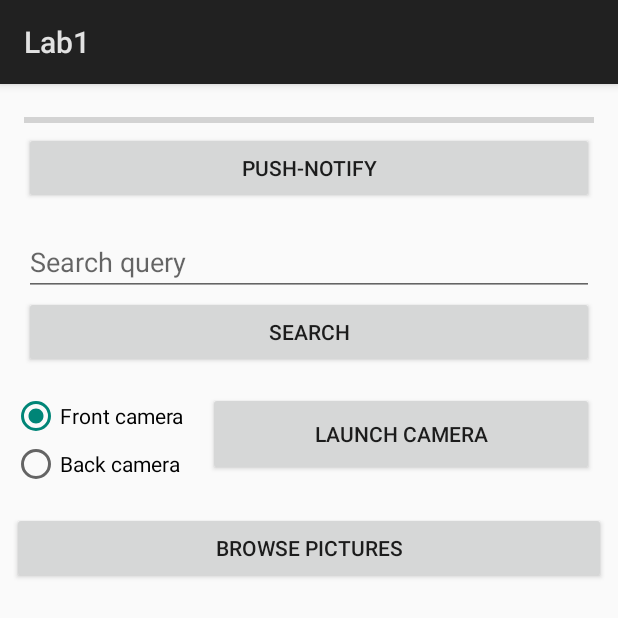
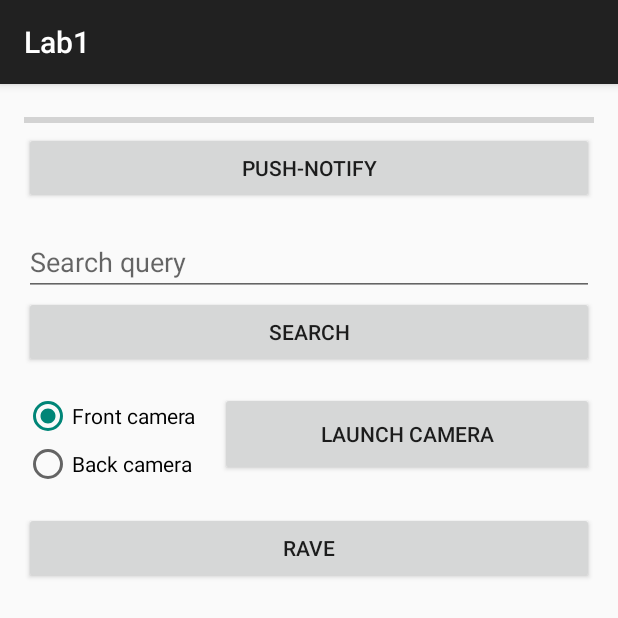
Before and after one commit to amalykhin/android-labs, an Android app: the screen it shows after launch (MainActivity), on a phone screen of 412 x 824 dp, the top half of it. Run offline under Robolectric (Android 15) with nearby library versions, the phone set to English and light mode, and no system bars.

Commit message:
Implemented camera functionality, custom button & some cleanup.

```diff
--- a/Lab1/app/build.gradle
+++ b/Lab1/app/build.gradle
@@ -24,9 +24,11 @@ android {
 
 dependencies {
     implementation fileTree(dir: 'libs', include: ['*.jar'])
-    implementation"org.jetbrains.kotlin:kotlin-stdlib-jdk7:$kotlin_version"
+    implementation "org.jetbrains.kotlin:kotlin-stdlib-jdk7:$kotlin_version"
     implementation 'com.android.support.constraint:constraint-layout:1.1.3'
     implementation "com.android.support:support-compat:27.1.1"
+    implementation 'com.android.support:appcompat-v7:27.1.1'
+    implementation 'com.android.support:design:27.1.1'
     testImplementation 'junit:junit:4.12'
     androidTestImplementation 'com.android.support.test:runner:1.0.2'
     androidTestImplementation 'com.android.support.test.espresso:espresso-core:3.0.2'
--- a/Lab1/app/src/main/java/com/example/tigr/lab1/MainActivity.kt
+++ b/Lab1/app/src/main/java/com/example/tigr/lab1/MainActivity.kt
@@ -1,82 +1,185 @@
 package com.example.tigr.lab1
 
-import android.app.Activity
+import android.Manifest
 import android.app.Notification
 import android.app.NotificationChannel
 import android.app.NotificationManager
 import android.content.Context
 import android.content.Intent
+import android.content.pm.PackageManager
+import android.media.RingtoneManager
 import android.net.Uri
-import android.os.Build
-import android.os.Bundle
-import android.os.CountDownTimer
-import android.os.Handler
-import android.os.Looper
+import android.os.*
+import android.provider.MediaStore
 import android.support.v4.app.NotificationCompat
 import android.support.v4.app.NotificationManagerCompat
+import android.support.v4.content.ContextCompat
+import android.support.v4.content.FileProvider
+import android.support.v7.app.AppCompatActivity
 import android.view.View
-import android.widget.Button
-import android.widget.EditText
-import android.widget.ProgressBar
+import android.widget.*
+import java.io.File
+import kotlinx.android.synthetic.main.activity_main.*
+import kotlin.math.ceil
 
-class MainActivity : Activity() {
-    private var notificationManager: NotificationManagerCompat?= null
-    private var notification: Notification? = null
+class MainActivity : AppCompatActivity() {
+    private companion object {
+        const val REQUEST_IMAGE_CAPTURE = 1
+    }
+
+    private object PermissionRequest {
+        const val CAMERA = 0
+    }
+
+    private lateinit var notificationManager: NotificationManagerCompat
+    private lateinit var notification: Notification
+    private var photoPath: String = ""
 
     override fun onCreate(savedInstanceState: Bundle?) {
         super.onCreate(savedInstanceState)
         setContentView(R.layout.activity_main)
 
-		var nChannelId = ""
+		val nChannelId = resources.getString(R.string.notif_channel_id)
+
 		if (Build.VERSION.SDK_INT >= Build.VERSION_CODES.O) {
-			val notificationChannel = NotificationChannel("com.example.tigr.lab1",
-				"Lab1", NotificationManager.IMPORTANCE_DEFAULT)
-			notificationChannel.setDescription("Notification channel for Lab1 application")
-			val notificationManager = getSystemService(Context.NOTIFICATION_SERVICE) as NotificationManager
+			val notificationChannel = NotificationChannel(nChannelId,
+				resources.getString(R.string.notif_channel_name),
+				NotificationManager.IMPORTANCE_HIGH
+			).apply {
+				description = """Notification channel
+                                | for Lab1 application""".trimMargin()
+			}
+			val notificationManager =
+				getSystemService(Context.NOTIFICATION_SERVICE) as NotificationManager
 			notificationManager.createNotificationChannel(notificationChannel)
-			nChannelId = notificationChannel.id
 		}
+
 		notificationManager = NotificationManagerCompat.from(this)
-        notification = NotificationCompat.Builder(this, nChannelId).apply{
+        notification = NotificationCompat.Builder(this, nChannelId).apply {
             setContentTitle("Test notification")
             setContentText("This is a test notification!")
             setSmallIcon(android.R.drawable.ic_notification_clear_all)
-            priority = NotificationCompat.PRIORITY_DEFAULT
+			setVibrate(longArrayOf(0, 500, 0, 0))
+			setSound(RingtoneManager.getDefaultUri(RingtoneManager.TYPE_NOTIFICATION))
+            priority = NotificationCompat.PRIORITY_MAX
         }.build()
-        //notification = builder.build()
-		//notificationManager.createNotificationChannel()
 
-		findViewById<Button>(R.id.btn_search).setOnClickListener({
-			val query = findViewById<EditText>(R.id.et_search).text.toString()
-			val address = "http://google.com/search?q=$query"
-			val intent = Intent("android.intent.action.VIEW", Uri.parse(address))
-			if (intent.resolveActivity(getPackageManager()) != null)
+		button_search.setOnClickListener {
+			val query = edit_search.text.toString()
+			val intent = Intent(Intent.ACTION_VIEW,
+				Uri.parse("http://google.com/search?q=$query")
+			)
+			if (intent.resolveActivity(packageManager) != null)
 				startActivity(intent)
-		})
+		}
+        button_surprise.setOnClickListener {
+            video_rave.setVideoURI(Uri.parse("android.resource://$packageName/raw/rave"))
+            if (video_rave.visibility != View.VISIBLE) {
+                with (video_rave) {
+                    button_surprise.text = "Stop"
+                    seekTo(76000)
+                    visibility = View.VISIBLE
+                    start()
+                }
+            } else {
+                with (video_rave) {
+                    button_surprise.text = "Rave"
+                    stopPlayback()
+                    visibility = View.GONE
+                }
+            }
+        }
+		button_camera_shoot.setOnClickListener {
+            if (ContextCompat.checkSelfPermission(
+                    this,
+                    Manifest.permission.CAMERA
+                ) != PackageManager.PERMISSION_GRANTED
+            ) {
+                requestPermissions(
+                        arrayOf(Manifest.permission.CAMERA),
+                        PermissionRequest.CAMERA
+                )
+                return@setOnClickListener
+            }
+
+            val checkedId = radio_camera_type.checkedRadioButtonId
+            val intent    = Intent(MediaStore.ACTION_IMAGE_CAPTURE)
+            val photoUri = File(getExternalFilesDir(Environment.DIRECTORY_PICTURES), "temp").let {
+                it.createNewFile()
+                photoPath = it.absolutePath
+                FileProvider.getUriForFile(
+                        this,
+                        "com.example.android.fileprovider",
+                        it
+                )
+            }
+            if (intent.resolveActivity(packageManager) == null)
+                return@setOnClickListener
+            intent.apply {
+                putExtra(
+                    "android.intent.extras.CAMERA_FACING",
+                    if (checkedId == R.id.radio_camera_facing) 1 else 0
+                )
+                putExtra(MediaStore.EXTRA_OUTPUT, photoUri)
+
+                startActivityForResult(intent, REQUEST_IMAGE_CAPTURE)
+            }
+		}
     }
 
-    @Suppress("UNUSED_PARAMETER")
-    fun onNotificationClick(v : View) {
-        val button = v as Button
-        val progressBar = findViewById<ProgressBar>(R.id.progressBar)
+    override fun onActivityResult(requestCode: Int, resultCode: Int, data: Intent?) {
+        super.onActivityResult(requestCode, resultCode, data)
 
-        button.text = "10"
-        object :CountDownTimer(10000, 16) {
+        if (resultCode  != RESULT_OK) {
+            Toast.makeText(
+                    this,
+                    "Camera activity failed",
+                    Toast.LENGTH_SHORT
+            ).show()
+            return
+        }
+
+        val intent = Intent(this, PhotoActivity::class.java).apply {
+            putExtra("path", photoPath)
+        }
+
+        startActivity(intent)
+    }
+
+    override fun onRequestPermissionsResult(
+        requestCode: Int,
+        permissions: Array<String>, grantResults: IntArray
+    ) {
+        when (requestCode) {
+            PermissionRequest.CAMERA ->
+                if (grantResults.isNotEmpty() && grantResults[0] == PackageManager.PERMISSION_GRANTED)
+                    button_camera_shoot.performClick()
+        }
+    }
+
+    fun onNotificationClick(v: View) {
+        val button 		= v as Button
+
+        object : CountDownTimer(10000, 16) {
             override fun onTick(left: Long) {
-                button.text = "${left/1000}"
-                progressBar.progress += 17
+                button.text 		 = "${ceil(left / 1000f).toInt()}"
+                progress_notification.progress = 10000 - left.toInt()
             }
 
             override fun onFinish() {
-                button.text = getString(R.string.notif)
-                progressBar.progress = 0
+                button.text 		 = getString(R.string.action_notify)
+                progress_notification.progress = 0
             }
         }.start()
 
-        with(Handler()) {
-            post({ button.isEnabled = false })
-            postDelayed({ notificationManager?.run { notify(0, notification!!) } }, 10000)
-            postDelayed({ button.isEnabled = true }, 10000)
-        }
+		button.isEnabled = false
+		if (this::notificationManager.isInitialized &&
+			this::notification.isInitialized
+		) {
+			Handler().postDelayed({
+				notificationManager.notify(0, notification)
+				button.isEnabled = true
+			}, 10000)
+		}
     }
 }
--- a/Lab1/app/src/main/res/layout/activity_main.xml
+++ b/Lab1/app/src/main/res/layout/activity_main.xml
@@ -1,15 +1,21 @@
 <?xml version="1.0" encoding="utf-8"?>
-<android.support.constraint.ConstraintLayout xmlns:android="http://schemas.android.com/apk/res/android"
+<ScrollView xmlns:android="http://schemas.android.com/apk/res/android"
     xmlns:app="http://schemas.android.com/apk/res-auto"
     xmlns:tools="http://schemas.android.com/tools"
-    android:id="@+id/linearLayout"
+    android:id="@+id/scroll_view"
     android:layout_width="match_parent"
     android:layout_height="match_parent"
+    android:fillViewport="true">
+
+
+    <android.support.constraint.ConstraintLayout
+        android:layout_width="match_parent"
+        android:layout_height="wrap_content"
         android:focusableInTouchMode="true"
         tools:context=".MainActivity">
 
         <ProgressBar
-        android:id="@+id/progressBar"
+            android:id="@+id/progress_notification"
             style="?android:attr/progressBarStyleHorizontal"
             android:layout_width="0dp"
             android:layout_height="wrap_content"
@@ -23,20 +29,20 @@
             app:layout_constraintTop_toTopOf="parent" />
 
         <Button
-        android:id="@+id/btn_notification"
+            android:id="@+id/button_notification"
             android:layout_width="0dp"
             android:layout_height="wrap_content"
             android:layout_marginEnd="16dp"
             android:layout_marginStart="16dp"
             android:onClick="onNotificationClick"
-        android:text="@string/notif"
-        app:layout_constraintBottom_toTopOf="@+id/et_search"
+            android:text="@string/action_notify"
+            app:layout_constraintBottom_toTopOf="@+id/edit_search"
             app:layout_constraintEnd_toEndOf="parent"
             app:layout_constraintStart_toStartOf="parent"
-        app:layout_constraintTop_toBottomOf="@+id/progressBar" />
+            app:layout_constraintTop_toBottomOf="@+id/progress_notification" />
 
         <EditText
-        android:id="@+id/et_search"
+            android:id="@+id/edit_search"
             android:layout_width="0dp"
             android:layout_height="wrap_content"
             android:layout_marginEnd="16dp"
@@ -45,77 +51,92 @@
             android:hint="Search query"
             android:inputType="text"
             android:selectAllOnFocus="false"
-        app:layout_constraintBottom_toTopOf="@+id/btn_search"
+            app:layout_constraintBottom_toTopOf="@+id/button_search"
             app:layout_constraintEnd_toEndOf="parent"
             app:layout_constraintStart_toStartOf="parent"
-        app:layout_constraintTop_toBottomOf="@+id/btn_notification" />
+            app:layout_constraintTop_toBottomOf="@+id/button_notification" />
 
         <Button
-        android:id="@+id/btn_search"
+            android:id="@+id/button_search"
             android:layout_width="0dp"
             android:layout_height="wrap_content"
             android:layout_marginEnd="16dp"
             android:layout_marginStart="16dp"
-        android:text="@string/search"
+            android:text="@string/action_search"
             app:layout_constraintEnd_toEndOf="parent"
             app:layout_constraintStart_toStartOf="parent"
-        app:layout_constraintTop_toBottomOf="@+id/et_search" />
+            app:layout_constraintTop_toBottomOf="@+id/edit_search" />
 
 
         <RadioGroup
-        android:id="@+id/radioGroup"
+            android:id="@+id/radio_camera_type"
             android:layout_width="0dp"
             android:layout_height="wrap_content"
-        android:layout_marginStart="8dp"
+            android:layout_marginStart="16dp"
             android:layout_marginTop="16dp"
             app:layout_constraintStart_toStartOf="parent"
-		app:layout_constraintTop_toBottomOf="@+id/btn_search">
+            app:layout_constraintTop_toBottomOf="@+id/button_search">
 
             <RadioButton
-            android:id="@+id/radioButton"
+                android:id="@+id/radio_camera_facing"
                 android:layout_width="wrap_content"
                 android:layout_height="wrap_content"
                 android:layout_weight="1"
                 android:checked="true"
-            android:text="@string/fcam"
+                android:text="@string/camera_front"
                 tools:layout_editor_absoluteX="0dp"
                 tools:layout_editor_absoluteY="219dp" />
 
             <RadioButton
-            android:id="@+id/radioButton2"
+                android:id="@+id/radio_camera_back"
                 android:layout_width="wrap_content"
                 android:layout_height="wrap_content"
                 android:layout_weight="1"
-            android:text="@string/bcam"
+                android:text="@string/camera_back"
                 tools:layout_editor_absoluteY="369dp" />
         </RadioGroup>
 
         <Button
-        android:id="@+id/button3"
+            android:id="@+id/button_camera_shoot"
             android:layout_width="0dp"
             android:layout_height="0dp"
             android:layout_marginBottom="8dp"
             android:layout_marginEnd="16dp"
             android:layout_marginStart="16dp"
-        android:text="@string/camera"
-        app:layout_constraintBottom_toBottomOf="@+id/radioGroup"
+            android:text="@string/action_shoot"
+            app:layout_constraintBottom_toBottomOf="@+id/radio_camera_type"
             app:layout_constraintEnd_toEndOf="parent"
             app:layout_constraintHorizontal_bias="0.0"
-        app:layout_constraintStart_toEndOf="@+id/radioGroup"
-        app:layout_constraintTop_toTopOf="@+id/radioGroup"
+            app:layout_constraintStart_toEndOf="@+id/radio_camera_type"
+            app:layout_constraintTop_toTopOf="@+id/radio_camera_type"
             app:layout_constraintVertical_bias="1.0" />
 
         <Button
-        android:id="@+id/button4"
+            android:id="@+id/button_surprise"
             android:layout_width="0dp"
             android:layout_height="wrap_content"
-        android:layout_marginEnd="8dp"
-        android:layout_marginStart="8dp"
+            android:layout_marginEnd="16dp"
+            android:layout_marginStart="16dp"
             android:layout_marginTop="16dp"
-        android:text="@string/browse"
+            android:text="@string/action_browse"
             app:layout_constraintEnd_toEndOf="parent"
             app:layout_constraintStart_toStartOf="parent"
-        app:layout_constraintTop_toBottomOf="@+id/radioGroup" />
+            app:layout_constraintTop_toBottomOf="@+id/radio_camera_type" />
+
+        <VideoView
+            android:id="@+id/video_rave"
+            android:layout_width="0dp"
+            android:layout_height="0dp"
+            android:layout_marginBottom="8dp"
+            android:layout_marginEnd="16dp"
+            android:layout_marginStart="16dp"
+            android:layout_marginTop="8dp"
+            android:visibility="gone"
+            app:layout_constraintBottom_toBottomOf="parent"
+            app:layout_constraintEnd_toEndOf="parent"
+            app:layout_constraintStart_toStartOf="parent"
+            app:layout_constraintTop_toBottomOf="@+id/button_surprise" />
 
 
     </android.support.constraint.ConstraintLayout>
+</ScrollView>
--- a/Lab1/app/src/main/res/values/strings.xml
+++ b/Lab1/app/src/main/res/values/strings.xml
@@ -1,9 +1,11 @@
 <resources>
     <string name="app_name">Lab1</string>
-    <string name="notif">Push-notify</string>
-    <string name="search">Search</string>
-    <string name="fcam">Front camera</string>
-    <string name="bcam">Back camera</string>
-    <string name="camera">Launch camera</string>
-    <string name="browse">Browse pictures</string>
+    <string name="action_notify">Push-notify</string>
+    <string name="action_search">Search</string>
+    <string name="camera_front">Front camera</string>
+    <string name="camera_back">Back camera</string>
+    <string name="action_shoot">Launch camera</string>
+    <string name="action_browse">Rave</string>
+    <string name="notif_channel_id">com.example.tigr.lab1</string>
+    <string name="notif_channel_name">Lab1</string>
 </resources>
--- a/Lab1/app/src/main/res/values/styles.xml
+++ b/Lab1/app/src/main/res/values/styles.xml
@@ -1,7 +1,7 @@
 <resources>
 
     <!-- Base application theme. -->
-    <style name="AppTheme" parent="android:Theme.Material.Light.DarkActionBar">
+    <style name="AppTheme" parent="Theme.AppCompat.Light.DarkActionBar">
         <!-- Customize your theme here. -->
     </style>
 
--- /dev/null
+++ b/Lab1/app/src/main/res/xml/file_paths.xml
@@ -0,0 +1,6 @@
+<?xml version="1.0" encoding="utf-8"?>
+<paths xmlns:android="http://schemas.android.com/apk/res/android">
+    <external-path
+        name="img"
+        path="Android/data/com.example.tigr.lab1/files/Pictures/" />
+</paths>
--- a/Lab1/gradle.properties
+++ b/Lab1/gradle.properties
@@ -11,3 +11,4 @@ org.gradle.jvmargs=-Xmx1536m
 # This option should only be used with decoupled projects. More details, visit
 # http://www.gradle.org/docs/current/userguide/multi_project_builds.html#sec:decoupled_projects
 # org.gradle.parallel=true
+org.gradle.daemon=false
```
Also changed, not shown: Lab1/app/src/main/AndroidManifest.xml (+28 -1 lines), Lab1/app/src/main/java/com/example/tigr/lab1/PhotoActivity.kt (added, +17 -0 lines), Lab1/app/src/main/res/layout/activity_photo.xml (added, +15 -0 lines), 6 other files. Lines whose indentation alone changed are shown as unchanged.
